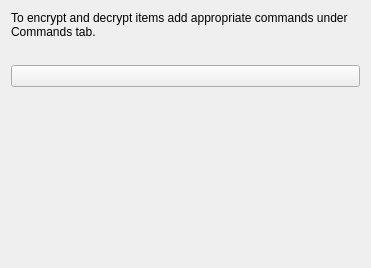
hluk/CopyQ, file plugins/itemencrypted/itemencryptedsettings.ui: the form before one commit.
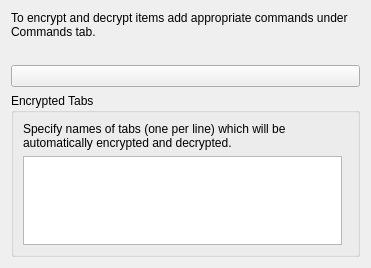
The form after the commit.

Commit message: Encrypt and decrypt selected tabs automatically

Diff of the .ui file:
```diff
--- a/plugins/itemencrypted/itemencryptedsettings.ui
+++ b/plugins/itemencrypted/itemencryptedsettings.ui
@@ -41,6 +41,28 @@
      </property>
     </widget>
    </item>
+   <item>
+    <widget class="QGroupBox" name="groupBoxEncryptTabs">
+     <property name="title">
+      <string>Encrypted Tabs</string>
+     </property>
+     <layout class="QGridLayout" name="gridLayout">
+      <item row="1" column="0">
+       <widget class="QPlainTextEdit" name="plainTextEditEncryptTabs"/>
+      </item>
+      <item row="0" column="0" colspan="2">
+       <widget class="QLabel" name="label_4">
+        <property name="text">
+         <string>Specify names of tabs (one per line) which will be automatically encrypted and decrypted.</string>
+        </property>
+        <property name="wordWrap">
+         <bool>true</bool>
+        </property>
+       </widget>
+      </item>
+     </layout>
+    </widget>
+   </item>
    <item>
     <spacer name="verticalSpacer">
      <property name="orientation">
```
The commit also changes 18 other files.
